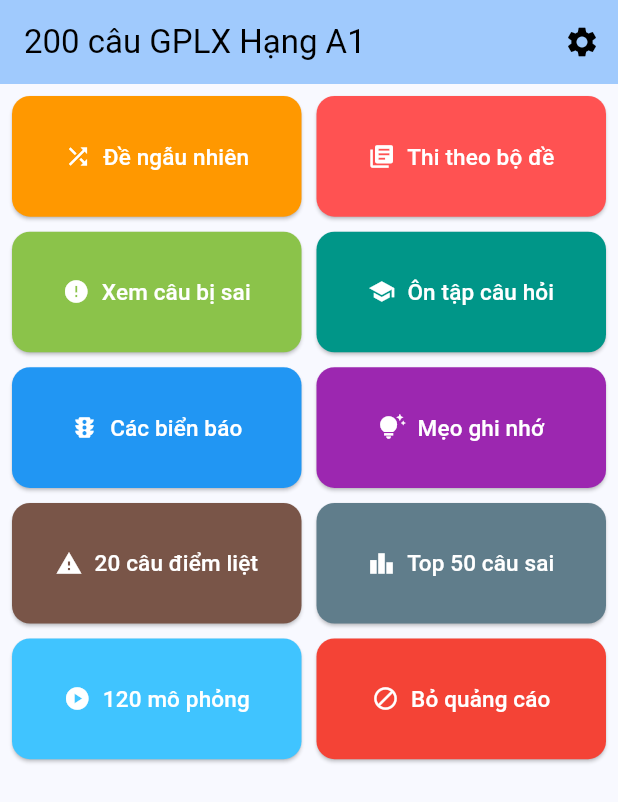
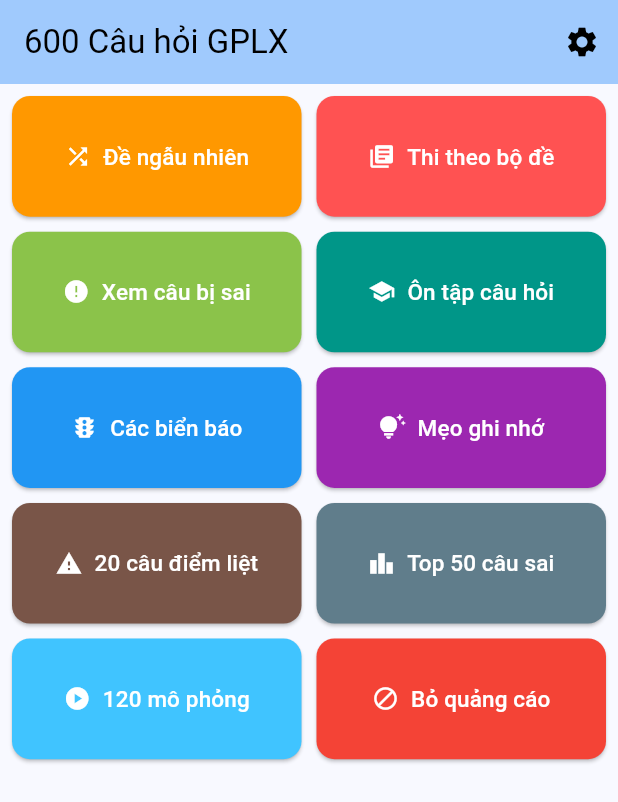
Before and after one commit to NguyenQuy4219/bo_de_600_gplx, a Flutter app: the screen it shows after launch, on a phone screen of 412 x 824 dp. Shown: the top 802 px of the screen. Run offline on Flutter 3.47's test engine with Material 3 defaults, Android fonts, the light colour scheme and no system bars; our stand-ins replace shared_preferences.

Commit message:
remove features.dart

```diff
--- a/lib/Features/features.dart
+++ /dev/null
@@ -1,30 +0,0 @@
-import 'package:flutter/material.dart';
-
-final List<Map<String, dynamic>> features = [
-  {'title': 'Đề ngẫu nhiên', 'color': Colors.orange, 'icon': Icons.shuffle},
-  {
-    'title': 'Thi theo bộ đề',
-    'color': Colors.redAccent,
-    'icon': Icons.library_books
-  },
-  {'title': 'Xem câu bị sai', 'color': Colors.lightGreen, 'icon': Icons.error},
-  {'title': 'Ôn tập câu hỏi', 'color': Colors.teal, 'icon': Icons.school},
-  {'title': 'Các biển báo', 'color': Colors.blue, 'icon': Icons.traffic},
-  {
-    'title': 'Mẹo ghi nhớ',
-    'color': Colors.purple,
-    'icon': Icons.tips_and_updates
-  },
-  {'title': '20 câu điểm liệt', 'color': Colors.brown, 'icon': Icons.warning},
-  {
-    'title': 'Top 50 câu sai',
-    'color': Colors.blueGrey,
-    'icon': Icons.leaderboard
-  },
-  {
-    'title': '120 mô phỏng',
-    'color': Colors.lightBlueAccent,
-    'icon': Icons.play_circle
-  },
-  {'title': 'Bỏ quảng cáo', 'color': Colors.red, 'icon': Icons.block},
-];
--- a/lib/main.dart
+++ b/lib/main.dart
@@ -1,10 +1,10 @@
 import 'package:flutter/material.dart';
-import '/Features/features.dart';
 
 import '/Tip/Tip_page.dart';
 
 import '/Settings/setting_page.dart';
-
+import '/Data/data.dart';
+import 'package:shared_preferences/shared_preferences.dart';
 
 void main() {
   runApp(const MyApp());
@@ -25,7 +25,7 @@ class MyApp extends StatelessWidget {
           foregroundColor: Colors.black,
         ),
       ),
-      home: const MyHomePage(title: '200 câu GPLX Hạng A1'),
+      home: const MyHomePage(title: '600 Câu hỏi GPLX'),
       debugShowCheckedModeBanner: false,
     );
   }
```
